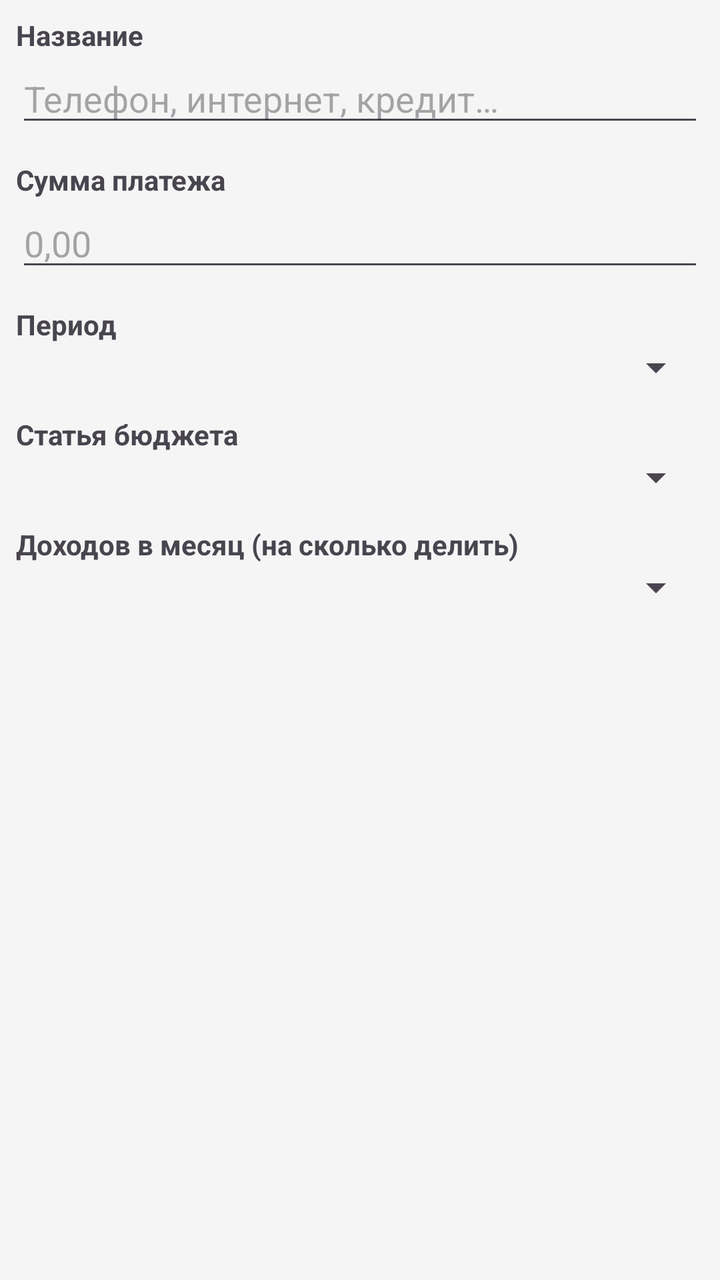
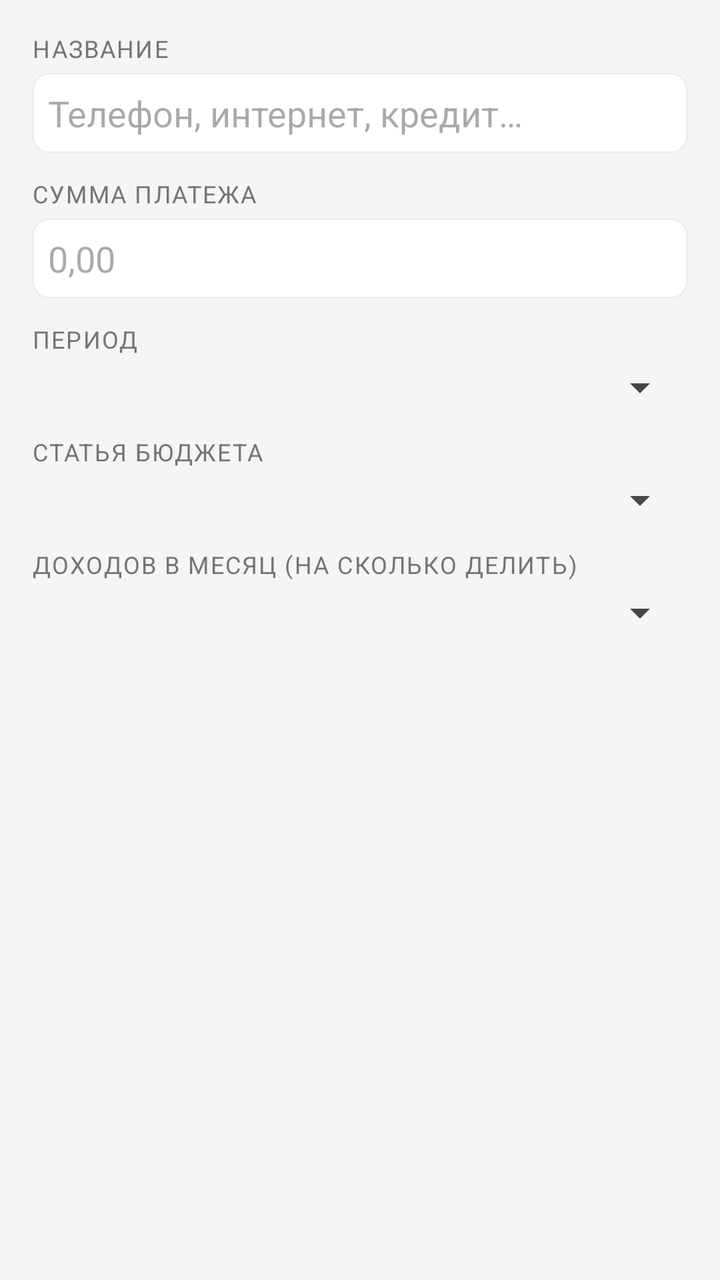

Screens rendered from an Android XML layout before and after an edit, with the pre-edit source and the edit as a unified diff.
<!-- AndroidManifest.xml: application theme Theme.MyBudget -->
<!-- res/layout/dialog_add_planned_obligation.xml -->
<?xml version="1.0" encoding="utf-8"?>
<ScrollView xmlns:android="http://schemas.android.com/apk/res/android"
    android:layout_width="match_parent"
    android:layout_height="wrap_content">
    <LinearLayout
        android:orientation="vertical"
        android:padding="@dimen/space_8"
        android:layout_width="match_parent"
        android:layout_height="wrap_content">
        <TextView
            android:textStyle="bold"
            android:layout_width="match_parent"
            android:layout_height="wrap_content"
            android:text="@string/obligations_name_label"/>
        <EditText
            android:id="@+id/obligationNameInput"
            android:layout_width="match_parent"
            android:layout_height="wrap_content"
            android:layout_marginBottom="@dimen/space_12"
            android:hint="@string/obligations_name_hint"
            android:inputType="textCapSentences"/>
        <TextView
            android:textStyle="bold"
            android:layout_width="match_parent"
            android:layout_height="wrap_content"
            android:text="@string/obligations_amount_label"/>
        <EditText
            android:id="@+id/obligationAmountInput"
            android:layout_width="match_parent"
            android:layout_height="wrap_content"
            android:layout_marginBottom="@dimen/space_12"
            android:hint="0,00"
            android:inputType="numberDecimal"/>
        <TextView
            android:textStyle="bold"
            android:layout_width="match_parent"
            android:layout_height="wrap_content"
            android:text="@string/obligations_period_label"/>
        <Spinner
            android:id="@+id/obligationPeriodSpinner"
            android:layout_width="match_parent"
            android:layout_height="wrap_content"
            android:layout_marginBottom="@dimen/space_12"/>
        <TextView
            android:textStyle="bold"
            android:id="@+id/obligationDueMonthLabel"
            android:visibility="gone"
            android:layout_width="match_parent"
            android:layout_height="wrap_content"
            android:text="@string/obligations_due_month_label"/>
        <Spinner
            android:id="@+id/obligationDueMonthSpinner"
            android:visibility="gone"
            android:layout_width="match_parent"
            android:layout_height="wrap_content"
            android:layout_marginBottom="@dimen/space_12"/>
        <TextView
            android:textStyle="bold"
            android:layout_width="match_parent"
            android:layout_height="wrap_content"
            android:text="@string/obligations_category_label"/>
        <Spinner
            android:id="@+id/obligationCategorySpinner"
            android:layout_width="match_parent"
            android:layout_height="wrap_content"
            android:layout_marginBottom="@dimen/space_12"/>
        <TextView
            android:textStyle="bold"
            android:layout_width="match_parent"
            android:layout_height="wrap_content"
            android:text="@string/obligations_paychecks_label"/>
        <Spinner
            android:id="@+id/obligationPaychecksSpinner"
            android:layout_width="match_parent"
            android:layout_height="wrap_content"
            android:layout_marginBottom="@dimen/space_12"/>
        <TextView
            android:textColor="@color/primary_green"
            android:id="@+id/obligationPreviewLine"
            android:paddingTop="@dimen/space_4"
            android:layout_width="match_parent"
            android:layout_height="wrap_content"
            style="@style/Text.MyBudget.Subtitle"/>
    </LinearLayout>
</ScrollView>
<!-- resources referenced by this layout -->
<resources>
  <color name="primary_green">#2e7d32</color>
  <dimen name="space_12">12dp</dimen>
  <dimen name="space_4">4dp</dimen>
  <dimen name="space_8">8dp</dimen>
  <string name="obligations_amount_label">Сумма платежа</string>
  <string name="obligations_category_label">Статья бюджета</string>
  <string name="obligations_due_month_label">Месяц оплаты</string>
  <string name="obligations_name_hint">Телефон, интернет, кредит…</string>
  <string name="obligations_name_label">Название</string>
  <string name="obligations_paychecks_label">Доходов в месяц (на сколько делить)</string>
  <string name="obligations_period_label">Период</string>
  <style name="Text.MyBudget.Subtitle" parent="@style/Text.MyBudget">
      <item name="android:textSize">12sp</item>
      <item name="android:textColor">@color/text_secondary</item>
    </style>
  <style name="Theme.MyBudget" parent="@style/Base.Theme.MyBudget" />
  <style name="Text.MyBudget" parent="@style/TextAppearance.Material3.BodyMedium" />
  <color name="text_secondary">#757575</color>
  <style name="Base.Theme.MyBudget" parent="@style/Theme.Material3.DayNight.NoActionBar">
      <item name="android:colorBackground">@color/background_light</item>
      <item name="colorOnPrimary">@color/md_theme_onPrimary</item>
      <item name="colorOnSurface">@color/md_theme_onSurface</item>
      <item name="colorOutline">@color/md_theme_outline</item>
      <item name="colorPrimary">@color/md_theme_primary</item>
      <item name="colorSurface">@color/md_theme_surface</item>
      <item name="colorSurfaceVariant">@color/md_theme_surfaceVariant</item>
    </style>
  <color name="background_light">#f5f5f5</color>
  <color name="md_theme_onPrimary">#ffffff</color>
  <color name="md_theme_onSurface">#1d1b20</color>
  <color name="md_theme_outline">#79747e</color>
  <color name="md_theme_primary">#6750a4</color>
  <color name="md_theme_surface">#ffffff</color>
  <color name="md_theme_surfaceVariant">#e7e0ec</color>
</resources>

<!-- the commit's change to res/layout/dialog_add_planned_obligation.xml (unified diff, before → after) -->
@@ -3,83 +3,99 @@
     android:layout_width="match_parent"
     android:layout_height="wrap_content">
     <LinearLayout
+        android:layout_width="match_parent"
+        android:layout_height="wrap_content"
         android:orientation="vertical"
-        android:padding="@dimen/space_8"
-        android:layout_width="match_parent"
-        android:layout_height="wrap_content">
+        android:padding="@dimen/space_16">
         <TextView
-            android:textStyle="bold"
             android:layout_width="match_parent"
             android:layout_height="wrap_content"
-            android:text="@string/obligations_name_label"/>
+            android:layout_marginBottom="@dimen/space_4"
+            android:text="@string/obligations_name_label"
+            style="@style/Text.MyBudget.SectionLabel" />
         <EditText
             android:id="@+id/obligationNameInput"
             android:layout_width="match_parent"
             android:layout_height="wrap_content"
             android:layout_marginBottom="@dimen/space_12"
+            android:background="@drawable/edittext_border"
             android:hint="@string/obligations_name_hint"
-            android:inputType="textCapSentences"/>
+            android:inputType="textCapSentences"
+            android:padding="@dimen/space_8"
+            android:textColor="@color/text_primary" />
         <TextView
-            android:textStyle="bold"
             android:layout_width="match_parent"
             android:layout_height="wrap_content"
-            android:text="@string/obligations_amount_label"/>
+            android:layout_marginBottom="@dimen/space_4"
+            android:text="@string/obligations_amount_label"
+            style="@style/Text.MyBudget.SectionLabel" />
         <EditText
             android:id="@+id/obligationAmountInput"
             android:layout_width="match_parent"
             android:layout_height="wrap_content"
             android:layout_marginBottom="@dimen/space_12"
+            android:background="@drawable/edittext_border"
             android:hint="0,00"
-            android:inputType="numberDecimal"/>
+            android:inputType="numberDecimal"
+            android:padding="@dimen/space_8"
+            android:textColor="@color/text_primary" />
         <TextView
-            android:textStyle="bold"
             android:layout_width="match_parent"
             android:layout_height="wrap_content"
-            android:text="@string/obligations_period_label"/>
+            android:layout_marginBottom="@dimen/space_4"
+            android:text="@string/obligations_period_label"
+            style="@style/Text.MyBudget.SectionLabel" />
         <Spinner
             android:id="@+id/obligationPeriodSpinner"
             android:layout_width="match_parent"
             android:layout_height="wrap_content"
-            android:layout_marginBottom="@dimen/space_12"/>
+            android:layout_marginBottom="@dimen/space_12"
+            android:padding="@dimen/space_4" />
         <TextView
-            android:textStyle="bold"
             android:id="@+id/obligationDueMonthLabel"
-            android:visibility="gone"
             android:layout_width="match_parent"
             android:layout_height="wrap_content"
-            android:text="@string/obligations_due_month_label"/>
+            android:layout_marginBottom="@dimen/space_4"
+            android:text="@string/obligations_due_month_label"
+            android:visibility="gone"
+            style="@style/Text.MyBudget.SectionLabel" />
         <Spinner
             android:id="@+id/obligationDueMonthSpinner"
-            android:visibility="gone"
             android:layout_width="match_parent"
             android:layout_height="wrap_content"
-            android:layout_marginBottom="@dimen/space_12"/>
+            android:layout_marginBottom="@dimen/space_12"
+            android:visibility="gone"
+            android:padding="@dimen/space_4" />
         <TextView
-            android:textStyle="bold"
             android:layout_width="match_parent"
             android:layout_height="wrap_content"
-            android:text="@string/obligations_category_label"/>
+            android:layout_marginBottom="@dimen/space_4"
+            android:text="@string/obligations_category_label"
+            style="@style/Text.MyBudget.SectionLabel" />
         <Spinner
             android:id="@+id/obligationCategorySpinner"
             android:layout_width="match_parent"
             android:layout_height="wrap_content"
-            android:layout_marginBottom="@dimen/space_12"/>
+            android:layout_marginBottom="@dimen/space_12"
+            android:padding="@dimen/space_4" />
         <TextView
-            android:textStyle="bold"
             android:layout_width="match_parent"
             android:layout_height="wrap_content"
-            android:text="@string/obligations_paychecks_label"/>
+            android:layout_marginBottom="@dimen/space_4"
+            android:text="@string/obligations_paychecks_label"
+            style="@style/Text.MyBudget.SectionLabel" />
         <Spinner
             android:id="@+id/obligationPaychecksSpinner"
             android:layout_width="match_parent"
             android:layout_height="wrap_content"
-            android:layout_marginBottom="@dimen/space_12"/>
+            android:layout_marginBottom="@dimen/space_12"
+            android:padding="@dimen/space_4" />
         <TextView
-            android:textColor="@color/primary_green"
             android:id="@+id/obligationPreviewLine"
-            android:paddingTop="@dimen/space_4"
             android:layout_width="match_parent"
             android:layout_height="wrap_content"
-            style="@style/Text.MyBudget.Subtitle"/>
+            android:paddingTop="@dimen/space_4"
+            android:textColor="@color/primary_green"
+            style="@style/Text.MyBudget.Subtitle" />
     </LinearLayout>
 </ScrollView>
<!-- resource entries referenced after the edit -->
@@ -1,9 +1,20 @@
 <!-- resources referenced by this layout -->
 <resources>
   <color name="primary_green">#2e7d32</color>
+  <color name="text_primary">#212121</color>
   <dimen name="space_12">12dp</dimen>
+  <dimen name="space_16">16dp</dimen>
   <dimen name="space_4">4dp</dimen>
   <dimen name="space_8">8dp</dimen>
+  <!-- drawable edittext_border (drawable) -->
+  <?xml version="1.0" encoding="utf-8"?>
+  <shape xmlns:android="http://schemas.android.com/apk/res/android">
+      <solid android:color="@color/card_background_white"/>
+      <stroke
+          android:width="1dp"
+          android:color="@color/border_light"/>
+      <corners android:radius="@dimen/radius_8"/>
+  </shape>
   <string name="obligations_amount_label">Сумма платежа</string>
   <string name="obligations_category_label">Статья бюджета</string>
   <string name="obligations_due_month_label">Месяц оплаты</string>
@@ -11,11 +22,20 @@
   <string name="obligations_name_label">Название</string>
   <string name="obligations_paychecks_label">Доходов в месяц (на сколько делить)</string>
   <string name="obligations_period_label">Период</string>
+  <style name="Text.MyBudget.SectionLabel" parent="@style/Text.MyBudget">
+      <item name="android:textSize">12sp</item>
+      <item name="android:textColor">@color/text_secondary</item>
+      <item name="android:textAllCaps">true</item>
+      <item name="android:letterSpacing">0.06</item>
+    </style>
   <style name="Text.MyBudget.Subtitle" parent="@style/Text.MyBudget">
       <item name="android:textSize">12sp</item>
       <item name="android:textColor">@color/text_secondary</item>
     </style>
   <style name="Theme.MyBudget" parent="@style/Base.Theme.MyBudget" />
+  <color name="card_background_white">#ffffff</color>
+  <color name="border_light">#eeeeee</color>
+  <dimen name="radius_8">8dp</dimen>
   <style name="Text.MyBudget" parent="@style/TextAppearance.Material3.BodyMedium" />
   <color name="text_secondary">#757575</color>
   <style name="Base.Theme.MyBudget" parent="@style/Theme.Material3.DayNight.NoActionBar">
